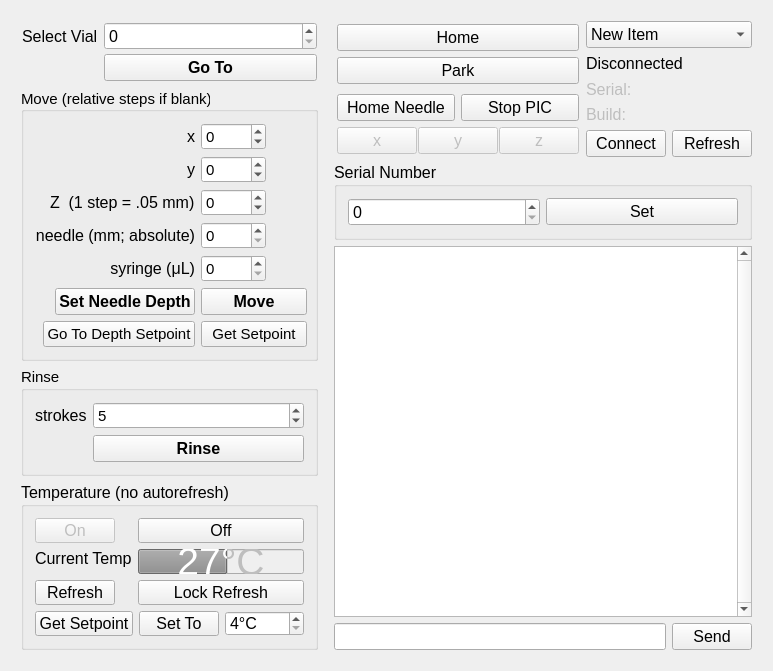
Qt form src/gpicontroller.ui (amoose136/GPIController) before a commit.
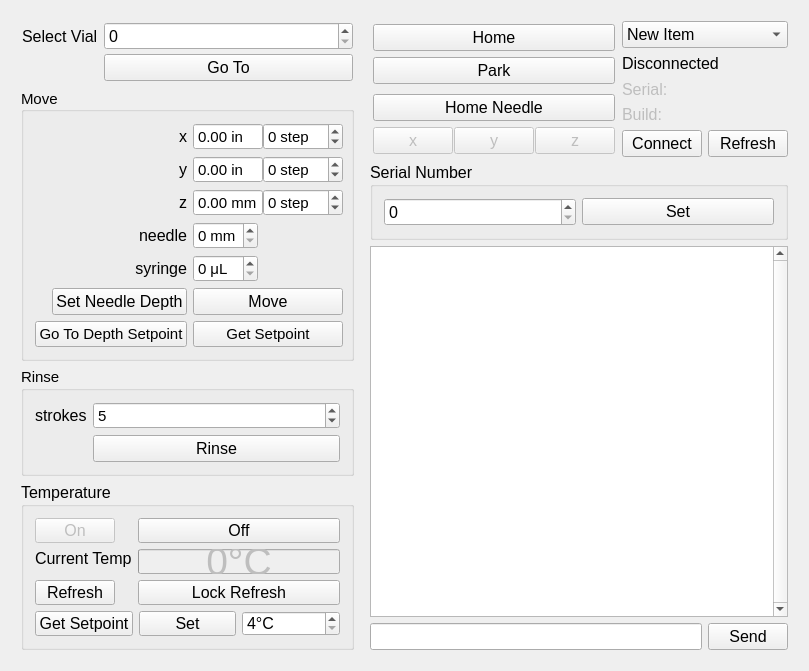
The same form after that commit.

Commit message: Update documentation 📝/ add tooltips.✨ Add two spinboxes to the GUI so that movement works based on physical units or steps. 💄 Small UI tweaks. 🐛 Fix a bug where the autosampler would not save the needle depth to anything other than current working memory so the value was being lost on power reset. 🔥 remove "Stop PIC" as there is no good way to implement this function in the machine firmware without a major rewrite.

```diff
--- a/src/gpicontroller.ui
+++ b/src/gpicontroller.ui
@@ -119,8 +119,8 @@
              <font>
               <family>Arial</family>
               <pointsize>12</pointsize>
-              <weight>75</weight>
-              <bold>true</bold>
+              <weight>50</weight>
+              <bold>false</bold>
              </font>
             </property>
             <property name="text">
@@ -157,7 +157,7 @@
            </font>
           </property>
           <property name="title">
-           <string>Move (relative steps if blank)</string>
+           <string>Move</string>
           </property>
           <property name="alignment">
            <set>Qt::AlignLeading|Qt::AlignLeft|Qt::AlignVCenter</set>
@@ -188,40 +188,6 @@
              </property>
             </widget>
            </item>
-           <item row="0" column="1">
-            <widget class="QSpinBox" name="spinboxX">
-             <property name="sizePolicy">
-              <sizepolicy hsizetype="Fixed" vsizetype="Fixed">
-               <horstretch>0</horstretch>
-               <verstretch>0</verstretch>
-              </sizepolicy>
-             </property>
-             <property name="minimumSize">
-              <size>
-               <width>65</width>
-               <height>0</height>
-              </size>
-             </property>
-             <property name="maximumSize">
-              <size>
-               <width>65</width>
-               <height>16777215</height>
-              </size>
-             </property>
-             <property name="toolTip">
-              <string/>
-             </property>
-             <property name="layoutDirection">
-              <enum>Qt::LeftToRight</enum>
-             </property>
-             <property name="minimum">
-              <number>-1480</number>
-             </property>
-             <property name="maximum">
-              <number>1480</number>
-             </property>
-            </widget>
-           </item>
            <item row="1" column="0">
             <widget class="QLabel" name="labelY">
              <property name="font">
@@ -235,34 +201,6 @@
              </property>
             </widget>
            </item>
-           <item row="1" column="1">
-            <widget class="QSpinBox" name="spinboxY">
-             <property name="sizePolicy">
-              <sizepolicy hsizetype="Fixed" vsizetype="Fixed">
-               <horstretch>0</horstretch>
-               <verstretch>0</verstretch>
-              </sizepolicy>
-             </property>
-             <property name="minimumSize">
-              <size>
-               <width>65</width>
-               <height>0</height>
-              </size>
-             </property>
-             <property name="maximumSize">
-              <size>
-               <width>65</width>
-               <height>16777215</height>
-              </size>
-             </property>
-             <property name="minimum">
-              <number>-1950</number>
-             </property>
-             <property name="maximum">
-              <number>1950</number>
-             </property>
-            </widget>
-           </item>
            <item row="2" column="0">
             <widget class="QLabel" name="labelZ">
              <property name="font">
@@ -271,39 +209,11 @@
                <pointsize>12</pointsize>
               </font>
              </property>
-             <property name="text">
-              <string>Z  (1 step = .05 mm)</string>
-             </property>
-            </widget>
-           </item>
-           <item row="2" column="1">
-            <widget class="QSpinBox" name="spinboxZ">
-             <property name="sizePolicy">
-              <sizepolicy hsizetype="Maximum" vsizetype="Fixed">
-               <horstretch>0</horstretch>
-               <verstretch>0</verstretch>
-              </sizepolicy>
-             </property>
-             <property name="minimumSize">
-              <size>
-               <width>65</width>
-               <height>0</height>
-              </size>
-             </property>
-             <property name="maximumSize">
-              <size>
-               <width>65</width>
-               <height>16777215</height>
-              </size>
-             </property>
              <property name="toolTip">
               <string>1 step = .05 mm</string>
              </property>
-             <property name="minimum">
-              <number>-3500</number>
-             </property>
-             <property name="maximum">
-              <number>3500</number>
+             <property name="text">
+              <string>z</string>
              </property>
             </widget>
            </item>
@@ -331,7 +241,7 @@
               <number>1</number>
              </property>
              <property name="text">
-              <string>needle (mm; absolute)</string>
+              <string>needle</string>
              </property>
              <property name="alignment">
               <set>Qt::AlignRight|Qt::AlignTrailing|Qt::AlignVCenter</set>
@@ -353,7 +263,7 @@
               </font>
              </property>
              <property name="text">
-              <string>syringe (μL)</string>
+              <string>syringe</string>
              </property>
              <property name="alignment">
               <set>Qt::AlignRight|Qt::AlignTrailing|Qt::AlignVCenter</set>
@@ -389,6 +299,12 @@
                <height>6</height>
               </size>
              </property>
+             <property name="toolTip">
+              <string>Scroll to change or type to enter a precise value</string>
+             </property>
+             <property name="suffix">
+              <string> μL</string>
+             </property>
             </widget>
            </item>
            <item row="5" column="0">
@@ -403,8 +319,8 @@
               <font>
                <family>Arial</family>
                <pointsize>12</pointsize>
-               <weight>75</weight>
-               <bold>true</bold>
+               <weight>50</weight>
+               <bold>false</bold>
               </font>
              </property>
              <property name="text">
@@ -436,8 +352,8 @@
               <font>
                <family>Arial</family>
                <pointsize>12</pointsize>
-               <weight>75</weight>
-               <bold>true</bold>
+               <weight>50</weight>
+               <bold>false</bold>
               </font>
              </property>
              <property name="text">
@@ -477,10 +393,21 @@
                <height>16777215</height>
               </size>
              </property>
+             <property name="toolTip">
+              <string>Scroll to change or type to enter a precise value</string>
+             </property>
+             <property name="suffix">
+              <string> mm</string>
+             </property>
             </widget>
            </item>
            <item row="6" column="0">
             <widget class="QPushButton" name="buttonGoToDepthSetpoint">
+             <property name="font">
+              <font>
+               <pointsize>11</pointsize>
+              </font>
+             </property>
              <property name="text">
               <string>Go To Depth Setpoint</string>
              </property>
@@ -493,6 +420,243 @@
              </property>
             </widget>
            </item>
+           <item row="2" column="1">
+            <layout class="QHBoxLayout" name="horizontalLayout_Z">
+             <property name="spacing">
+              <number>0</number>
+             </property>
+             <item>
+              <widget class="QDoubleSpinBox" name="spinboxZmm">
+               <property name="minimumSize">
+                <size>
+                 <width>70</width>
+                 <height>0</height>
+                </size>
+               </property>
+               <property name="toolTip">
+                <string>Scroll to change or type to enter a precise value</string>
+               </property>
+               <property name="buttonSymbols">
+                <enum>QAbstractSpinBox::NoButtons</enum>
+               </property>
+               <property name="prefix">
+                <string/>
+               </property>
+               <property name="suffix">
+                <string> mm</string>
+               </property>
+               <property name="decimals">
+                <number>2</number>
+               </property>
+               <property name="minimum">
+                <double>-175.000000000000000</double>
+               </property>
+               <property name="maximum">
+                <double>175.000000000000000</double>
+               </property>
+               <property name="singleStep">
+                <double>0.050000000000000</double>
+               </property>
+              </widget>
+             </item>
+             <item>
+              <widget class="QSpinBox" name="spinboxZ">
+               <property name="sizePolicy">
+                <sizepolicy hsizetype="Maximum" vsizetype="Fixed">
+                 <horstretch>0</horstretch>
+                 <verstretch>0</verstretch>
+                </sizepolicy>
+               </property>
+               <property name="minimumSize">
+                <size>
+                 <width>80</width>
+                 <height>0</height>
+                </size>
+               </property>
+               <property name="maximumSize">
+                <size>
+                 <width>65</width>
+                 <height>16777215</height>
+                </size>
+               </property>
+               <property name="toolTip">
+                <string>Scroll to change or type to enter a precise value</string>
+               </property>
+               <property name="frame">
+                <bool>true</bool>
+               </property>
+               <property name="buttonSymbols">
+                <enum>QAbstractSpinBox::UpDownArrows</enum>
+               </property>
+               <property name="suffix">
+                <string> step</string>
+               </property>
+               <property name="minimum">
+                <number>-3500</number>
+               </property>
+               <property name="maximum">
+                <number>3500</number>
+               </property>
+              </widget>
+             </item>
+            </layout>
+           </item>
+           <item row="1" column="1">
+            <layout class="QHBoxLayout" name="horizontalLayout_Y">
+             <property name="spacing">
+              <number>0</number>
+             </property>
+             <item>
+              <widget class="QDoubleSpinBox" name="spinboxYin">
+               <property name="minimumSize">
+                <size>
+                 <width>70</width>
+                 <height>0</height>
+                </size>
+               </property>
+               <property name="toolTip">
+                <string>Scroll to change or type to enter a precise value</string>
+               </property>
+               <property name="statusTip">
+                <string/>
+               </property>
+               <property name="buttonSymbols">
+                <enum>QAbstractSpinBox::NoButtons</enum>
+               </property>
+               <property name="suffix">
+                <string> in</string>
+               </property>
+               <property name="decimals">
+                <number>2</number>
+               </property>
+               <property name="minimum">
+                <double>-14.020000000000000</double>
+               </property>
+               <property name="maximum">
+                <double>14.020000000000000</double>
+               </property>
+               <property name="singleStep">
+                <double>0.007190000000000</double>
+               </property>
+              </widget>
+             </item>
+             <item>
+              <widget class="QSpinBox" name="spinboxY">
+               <property name="sizePolicy">
+                <sizepolicy hsizetype="Fixed" vsizetype="Fixed">
+                 <horstretch>0</horstretch>
+                 <verstretch>0</verstretch>
+                </sizepolicy>
+               </property>
+               <property name="minimumSize">
+                <size>
+                 <width>80</width>
+                 <height>0</height>
+                </size>
+               </property>
+               <property name="maximumSize">
+                <size>
+                 <width>65</width>
+                 <height>16777215</height>
+                </size>
+               </property>
+               <property name="toolTip">
+                <string>Scroll to change or type to enter a precise value</string>
+               </property>
+               <property name="buttonSymbols">
+                <enum>QAbstractSpinBox::UpDownArrows</enum>
+               </property>
+               <property name="suffix">
+                <string> step</string>
+               </property>
+               <property name="minimum">
+                <number>-1950</number>
+               </property>
+               <property name="maximum">
+                <number>1950</number>
+               </property>
+              </widget>
+             </item>
+            </layout>
+           </item>
+           <item row="0" column="1">
+            <layout class="QHBoxLayout" name="horizontalLayout_10">
+             <property name="spacing">
+              <number>0</number>
+             </property>
+             <item>
+              <widget class="QDoubleSpinBox" name="spinboxXin">
+               <property name="minimumSize">
+                <size>
+                 <width>70</width>
+                 <height>0</height>
+                </size>
+               </property>
+               <property name="toolTip">
+                <string>Scroll to change or type to enter a precise value</string>
+               </property>
+               <property name="buttonSymbols">
+                <enum>QAbstractSpinBox::NoButtons</enum>
+               </property>
+               <property name="suffix">
+                <string> in</string>
+               </property>
+               <property name="minimum">
+                <double>-10.640000000000001</double>
+               </property>
+               <property name="maximum">
+                <double>10.640000000000001</double>
+               </property>
+               <property name="singleStep">
+                <double>0.007190000000000</double>
+               </property>
+               <property name="value">
+                <double>0.000000000000000</double>
+               </property>
+              </widget>
+             </item>
+             <item>
+              <widget class="QSpinBox" name="spinboxX">
+               <property name="sizePolicy">
+                <sizepolicy hsizetype="Fixed" vsizetype="Fixed">
+                 <horstretch>0</horstretch>
+                 <verstretch>0</verstretch>
+                </sizepolicy>
+               </property>
+               <property name="minimumSize">
+                <size>
+                 <width>80</width>
+                 <height>0</height>
+                </size>
+               </property>
+               <property name="maximumSize">
+                <size>
+                 <width>65</width>
+                 <height>16777215</height>
+                </size>
+               </property>
+               <property name="toolTip">
+                <string>Scroll to change or type to enter a precise value</string>
+               </property>
+               <property name="layoutDirection">
+                <enum>Qt::LeftToRight</enum>
+               </property>
+               <property name="buttonSymbols">
+                <enum>QAbstractSpinBox::UpDownArrows</enum>
+               </property>
+               <property name="suffix">
+                <string> step</string>
+               </property>
+               <property name="minimum">
+                <number>-1480</number>
+               </property>
+               <property name="maximum">
+                <number>1480</number>
+               </property>
+              </widget>
+             </item>
+            </layout>
+           </item>
           </layout>
          </widget>
         </item>
@@ -536,8 +700,8 @@
                 <font>
                  <family>Arial</family>
                  <pointsize>12</pointsize>
-                 <weight>75</weight>
-                 <bold>true</bold>
+                 <weight>50</weight>
+                 <bold>false</bold>
                 </font>
                </property>
                <property name="text">
@@ -577,7 +741,7 @@
            </size>
           </property>
           <property name="title">
-           <string>Temperature (no autorefresh)</string>
+           <string>Temperature</string>
           </property>
           <layout class="QHBoxLayout" name="horizontalLayout">
            <item>
@@ -631,7 +795,7 @@
                 <number>50</number>
                </property>
                <property name="value">
-                <number>27</number>
+                <number>0</number>
                </property>
                <property name="alignment">
                 <set>Qt::AlignLeading|Qt::AlignLeft|Qt::AlignVCenter</set>
@@ -685,7 +849,7 @@
                <item>
                 <widget class="QPushButton" name="buttonSetTemp">
                  <property name="text">
-                  <string>Set To</string>
+                  <string>Set</string>
                  </property>
                 </widget>
                </item>
@@ -809,13 +973,6 @@
                 </property>
                </widget>
               </item>
-              <item>
-               <widget class="QPushButton" name="buttonStop">
-                <property name="text">
-                 <string>Stop PIC</string>
-                </property>
-               </widget>
-              </item>
              </layout>
             </item>
             <item>
@@ -975,6 +1132,8 @@
                  <font>
                   <family>Arial</family>
                   <pointsize>12</pointsize>
+                  <weight>50</weight>
+                  <bold>false</bold>
                  </font>
                 </property>
                 <property name="autoFillBackground">
@@ -1091,7 +1250,11 @@
           <item>
            <layout class="QHBoxLayout" name="layoutConsoleSendBar">
             <item>
-             <widget class="QLineEdit" name="arbitrarySerialLine"/>
+             <widget class="QLineEdit" name="arbitrarySerialLine">
+              <property name="toolTip">
+               <string>Input commands to send over serial here</string>
+              </property>
+             </widget>
             </item>
             <item>
              <widget class="QPushButton" name="buttonSendArbitrary">
```
Left out of the diff: 95 changed lines with no effect on the pictures. The commit also changes 4 other files.
